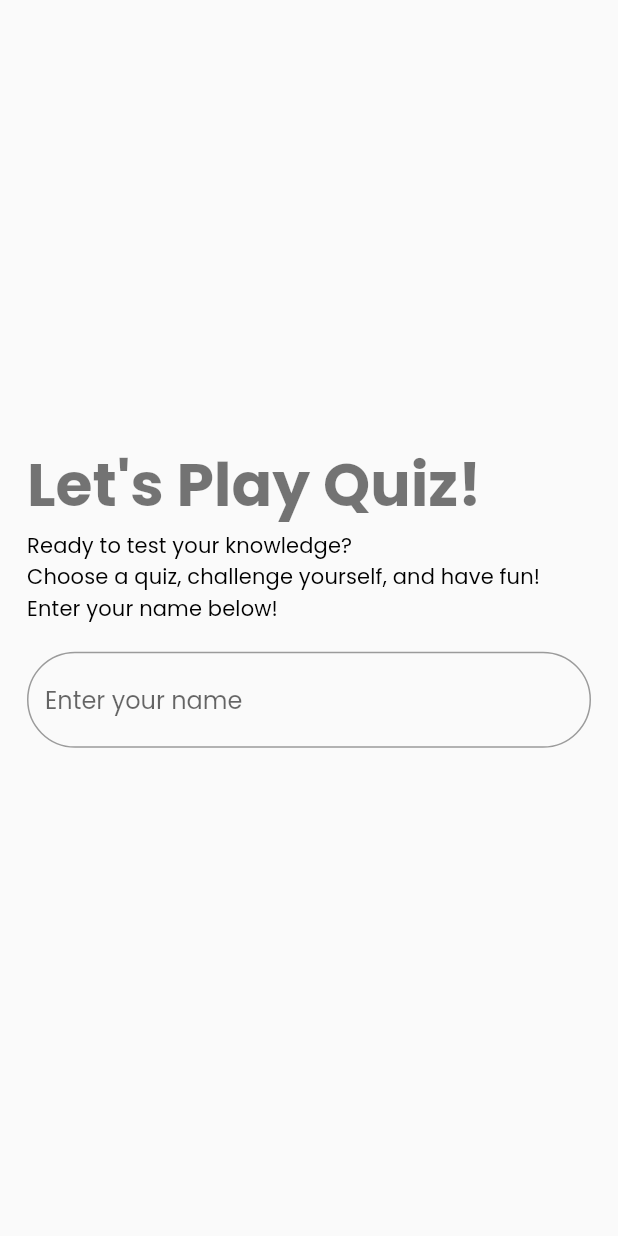
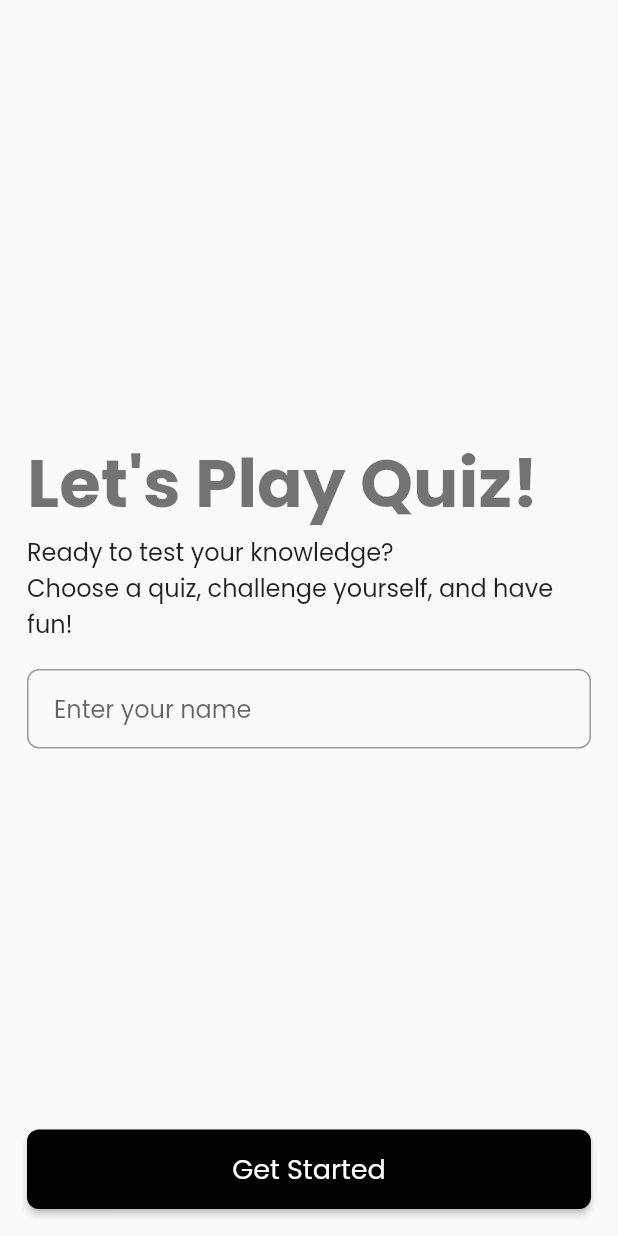
Before and after one commit to Jalambo-Dev/quiz-app-flutter, a Flutter app: the WelcomeScreen screen opened directly, on a phone screen of 412 x 824 dp. Run offline on Flutter 3.47's test engine with Material 3 defaults, Android fonts, the phone set to English and light mode, and no system bars.

Commit message:
finish all screens

```diff
--- a/lib/main.dart
+++ b/lib/main.dart
@@ -1,6 +1,7 @@
 import 'package:flutter/material.dart';
 import 'package:flutter/services.dart';
 import 'package:quiz_app_flutter/ui/screens/questions_screen.dart';
+import 'package:quiz_app_flutter/ui/screens/welcome_screen.dart';
 
 void main() {
   runApp(const MyApp());
@@ -23,7 +24,7 @@ class MyApp extends StatelessWidget {
         useMaterial3: false,
         brightness: Brightness.light,
       ),
-      home: const QuestionsScreen(),
+      home: const WelcomeScreen(),
     );
   }
 }
--- a/lib/ui/screens/result_screen.dart
+++ b/lib/ui/screens/result_screen.dart
@@ -1,6 +1,7 @@
 import 'package:flutter/cupertino.dart';
 import 'package:flutter/material.dart';
 import 'package:quiz_app_flutter/ui/screens/questions_screen.dart';
+import 'package:quiz_app_flutter/ui/screens/welcome_screen.dart';
 import 'package:quiz_app_flutter/ui/widgets/next_button_widget.dart';
 
 class ResultScreen extends StatelessWidget {
@@ -30,7 +31,7 @@ class ResultScreen extends StatelessWidget {
               onPressed: () => Navigator.pushReplacement(
                   context,
                   CupertinoPageRoute(
-                    builder: (context) => const QuestionsScreen(),
+                    builder: (context) => const WelcomeScreen(),
                   )),
               child: const Icon(CupertinoIcons.arrow_clockwise),
             )
--- a/lib/ui/screens/welcome_screen.dart
+++ b/lib/ui/screens/welcome_screen.dart
@@ -1,62 +1,117 @@
+import 'package:flutter/cupertino.dart';
 import 'package:flutter/material.dart';
+import 'package:quiz_app_flutter/ui/screens/questions_screen.dart';
+import 'package:quiz_app_flutter/ui/widgets/next_button_widget.dart';
 
-class WelcomeScreen extends StatelessWidget {
+class WelcomeScreen extends StatefulWidget {
   const WelcomeScreen({super.key});
+
+  @override
+  State<WelcomeScreen> createState() => _WelcomeScreenState();
+}
+
+class _WelcomeScreenState extends State<WelcomeScreen> {
+  String name = '';
+  late TextEditingController textEditingController;
+
+  @override
+  void initState() {
+    super.initState();
+    textEditingController = TextEditingController();
+  }
+
+  @override
+  void dispose() {
+    textEditingController.dispose();
+    super.dispose();
+  }
 
   @override
   Widget build(BuildContext context) {
     return Scaffold(
-      body: Stack(
+      resizeToAvoidBottomInset: true,
+      body: Padding(
+        padding: const EdgeInsets.symmetric(horizontal: 18.0),
+        child: Column(
           children: [
-          // Background
-          Padding(
-            padding: const EdgeInsets.symmetric(horizontal: 18.0),
+            Expanded(
+              child: SingleChildScrollView(
+                physics: const BouncingScrollPhysics(),
+                child: Container(
+                  constraints: BoxConstraints(
+                      minHeight: MediaQuery.of(context).size.height),
                   child: Column(
                     mainAxisAlignment: MainAxisAlignment.center,
                     crossAxisAlignment: CrossAxisAlignment.start,
                     children: [
-                const Spacer(),
-
                       // Get Started Title Text
                       Text(
                         "Let's Play Quiz!",
-                  style: Theme.of(context).textTheme.headlineLarge?.copyWith(
+                        style:
+                            Theme.of(context).textTheme.displaySmall?.copyWith(
                                   fontWeight: FontWeight.bold,
                                 ),
                       ),
 
                       // Get Started subTitle Text
                       Text(
-                  "Ready to test your knowledge?\nChoose a quiz, challenge yourself, and have fun!\nEnter your name below!",
-                  style: Theme.of(context).textTheme.titleSmall,
+                        "Ready to test your knowledge?\nChoose a quiz, challenge yourself, and have fun!",
+                        style: Theme.of(context).textTheme.titleMedium,
                       ),
 
                       const SizedBox(height: 18),
 
                       // Name Text Filed
                       TextField(
+                        controller: textEditingController,
+                        cursorColor: Colors.black,
+                        onChanged: (value) => setState(() => name = value),
                         decoration: InputDecoration(
+                          contentPadding: const EdgeInsets.symmetric(
+                              horizontal: 18, vertical: 14.5),
                           hintText: "Enter your name",
                           border: OutlineInputBorder(
-                      borderRadius: BorderRadius.circular(50),
+                            borderRadius: BorderRadius.circular(8.0),
+                          ),
+                          focusedBorder: const OutlineInputBorder(
+                            borderSide: BorderSide(
+                              color: Colors.black,
+                            ),
+                          ),
+                          errorBorder: OutlineInputBorder(
+                            borderSide: BorderSide(color: Colors.red.shade400),
                           ),
                         ),
                       ),
-
-                const Spacer(),
-
-                // Let's Start Quiz Button
-                // const OptionButtonWidget(
-                //   text: 'GetStarted',
-                //   textColor: Color(0xff071952),
-                //   fontWeight: FontWeight.bold,
-                //   backgroundColor: Color(0xff35A29F),
-                // ),
-                const SizedBox(height: 32.0)
+                      const SizedBox(height: 36.0),
                     ],
                   ),
                 ),
+              ),
+            ),
+            NextButtonWidget(
+              onPressed: () {
+                if (name.isNotEmpty) {
+                  Navigator.pushReplacement(
+                    context,
+                    CupertinoPageRoute(
+                      builder: (context) => QuestionsScreen(name: name),
+                    ),
+                  );
+                } else {
+                  // Show a message if the user hasn't entered a name
+                  ScaffoldMessenger.of(context).showSnackBar(
+                    const SnackBar(
+                        duration: Duration(milliseconds: 800),
+                        content: Text('Please enter your name')),
+                  );
+                }
+              },
+              text: 'Get Started',
+            ),
+            const SizedBox(height: 18)
           ],
+        ),
       ),
     );
   }
```
Also changed, not shown: lib/ui/screens/questions_screen.dart (+73 -20 lines), lib/ui/widgets/progress_bar_widget.dart (added, +37 -0 lines). Lines whose indentation alone changed are shown as unchanged.
